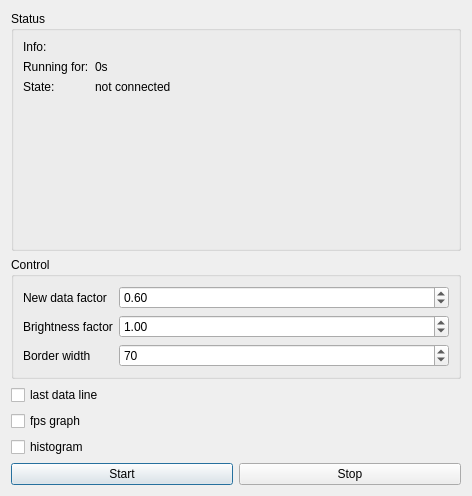
Qt form ambilight-gui/controldialog.ui (enra64/PalliLux) before a commit.
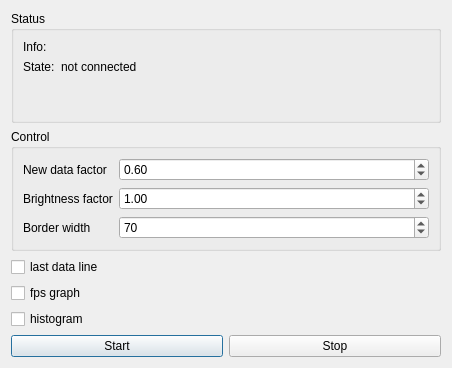
The same form after that commit.

```diff
--- a/ambilight-gui/controldialog.ui
+++ b/ambilight-gui/controldialog.ui
@@ -6,8 +6,8 @@
    <rect>
     <x>0</x>
     <y>0</y>
-    <width>472</width>
-    <height>496</height>
+    <width>452</width>
+    <height>368</height>
    </rect>
   </property>
   <property name="sizePolicy">
@@ -47,33 +47,19 @@
        </widget>
       </item>
       <item row="1" column="0">
-       <widget class="QLabel" name="runningforLabel">
+       <widget class="QLabel" name="stateLabel">
         <property name="text">
-         <string>Running for:</string>
+         <string>State:</string>
         </property>
        </widget>
       </item>
       <item row="1" column="1">
-       <widget class="QLabel" name="runningforState">
-        <property name="text">
-         <string>0s</string>
-        </property>
-       </widget>
-      </item>
-      <item row="2" column="1">
        <widget class="QLabel" name="stateState">
         <property name="text">
          <string>not connected</string>
         </property>
        </widget>
       </item>
-      <item row="2" column="0">
-       <widget class="QLabel" name="stateLabel">
-        <property name="text">
-         <string>State:</string>
-        </property>
-       </widget>
-      </item>
      </layout>
     </widget>
    </item>
```
